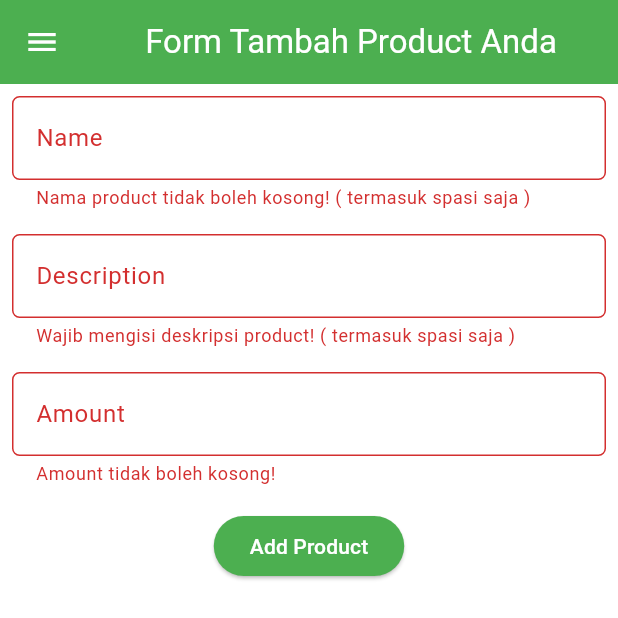
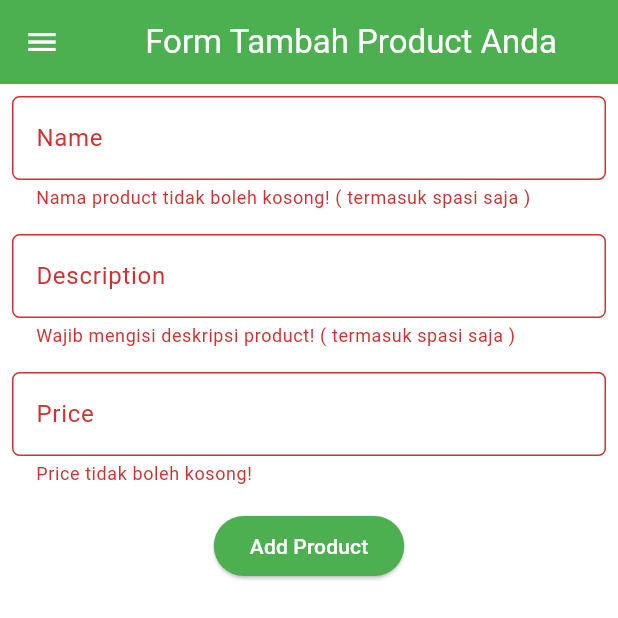
Before and after one commit to skanggalon/pec-mobile, a Flutter app: the AddProductFormPage screen opened directly, after a tap on "Add Product", on a phone screen of 412 x 824 dp, the top half of it. Run offline on Flutter 3.47's test engine with Material 3 defaults, Android fonts, the phone set to English and light mode, and no system bars.

Commit message:
[Tugas8] Sepertinya selesai

```diff
--- a/lib/screens/addproduct_form.dart
+++ b/lib/screens/addproduct_form.dart
@@ -11,7 +11,7 @@ class AddProductFormPage extends StatefulWidget {
 class _AddProductFormPageState extends State<AddProductFormPage> {
   final _formKey = GlobalKey<FormState>();
   String _name = "";
-  int _amount = 0;
+  int _price = 0;
 	String _description = "";
   @override
   Widget build(BuildContext context) {
@@ -82,27 +82,27 @@ class _AddProductFormPageState extends State<AddProductFormPage> {
                                 padding: const EdgeInsets.all(8.0),
                                 child: TextFormField(
                                   decoration: InputDecoration(
-                                    hintText: "Amount ...",
-                                    labelText: "Amount",
+                                    hintText: "Price ...",
+                                    labelText: "Price",
                                     border: OutlineInputBorder(
                                       borderRadius: BorderRadius.circular(5.0),
                                     ),
                                   ),
                                   onChanged: (String? value) {
                                     setState(() {
-                                      _amount = int.tryParse(value!) ?? 0;
+                                      _price = int.tryParse(value!) ?? 0;
                                     });
                                   },
                                   validator: (String? value) {
                                     if (value == null || value.isEmpty) {
-                                      return "Amount tidak boleh kosong!";
+                                      return "Price tidak boleh kosong!";
                                     }
                                     final intValue = int.tryParse(value);
                                     if (intValue == null) {
-                                      return "Amount harus berupa angka!";
+                                      return "Price harus berupa angka!";
                                     }
                                     if (intValue < 0) {
-                                      return "Amount tidak boleh negatif";
+                                      return "Price tidak boleh negatif";
                                     }
                                     return null;
                                   },
@@ -130,7 +130,7 @@ class _AddProductFormPageState extends State<AddProductFormPage> {
                                                   children: [
                                                     Text('Name: $_name'),
                                                     Text('Description: $_description'),
-                                                    Text('Amount: $_amount'),
+                                                    Text('Price: $_price'),
                                                   ],
                                                 ),
                                               ),
```
Also changed, not shown: 1 other file.
